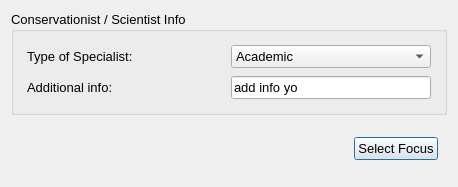
This is oom_cobi_loreto/Interview/consscience.ui in Ecotrust/openoceanmap-desktop as Qt 5 draws it before an edit. The edited form follows.
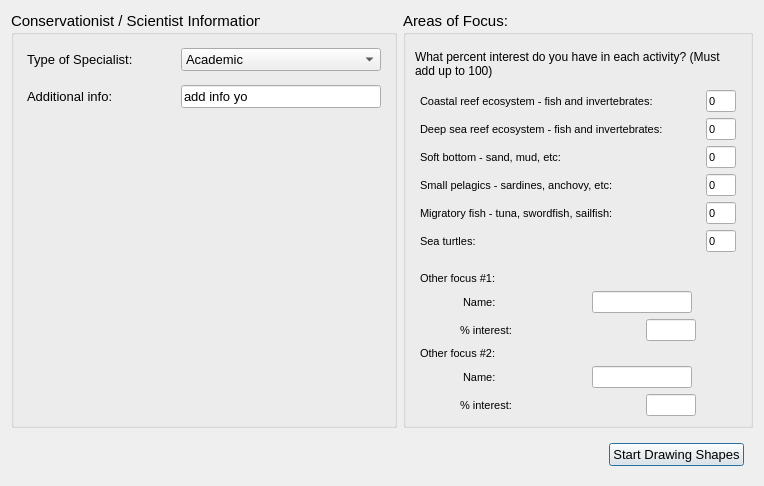
This is the edited form.

```diff
--- a/oom_cobi_loreto/Interview/consscience.ui
+++ b/oom_cobi_loreto/Interview/consscience.ui
@@ -6,30 +6,27 @@
    <rect>
     <x>0</x>
     <y>0</y>
-    <width>454</width>
-    <height>187</height>
+    <width>764</width>
+    <height>486</height>
    </rect>
   </property>
   <property name="windowTitle" >
    <string>OpenOceanMap - Interview</string>
   </property>
-  <layout class="QVBoxLayout" >
+  <layout class="QVBoxLayout" name="verticalLayout_5" >
    <item>
-    <layout class="QHBoxLayout" >
+    <layout class="QHBoxLayout" name="horizontalLayout" >
      <item>
       <widget class="QGroupBox" name="vessel_info" >
        <property name="font" >
         <font>
-         <pointsize>10</pointsize>
+         <pointsize>11</pointsize>
         </font>
        </property>
        <property name="title" >
-        <string>Conservationist / Scientist Info</string>
+        <string>Conservationist / Scientist Information</string>
        </property>
-       <layout class="QVBoxLayout" >
-        <property name="spacing" >
-         <number>0</number>
-        </property>
+       <layout class="QVBoxLayout" name="verticalLayout_2" >
         <item>
          <widget class="QWidget" native="1" name="home_port_5" >
           <property name="font" >
@@ -48,13 +45,13 @@
             <widget class="QLabel" name="employee_text" >
              <property name="minimumSize" >
               <size>
-               <width>200</width>
+               <width>150</width>
                <height>0</height>
               </size>
              </property>
              <property name="maximumSize" >
               <size>
-               <width>200</width>
+               <width>150</width>
                <height>16777215</height>
               </size>
              </property>
@@ -129,13 +126,13 @@
             <widget class="QLabel" name="add_info_text" >
              <property name="minimumSize" >
               <size>
-               <width>200</width>
+               <width>150</width>
                <height>0</height>
               </size>
              </property>
              <property name="maximumSize" >
               <size>
-               <width>200</width>
+               <width>150</width>
                <height>16777215</height>
               </size>
              </property>
@@ -182,6 +179,717 @@
           </layout>
          </widget>
         </item>
+        <item>
+         <spacer name="verticalSpacer_2" >
+          <property name="orientation" >
+           <enum>Qt::Vertical</enum>
+          </property>
+          <property name="sizeHint" stdset="0" >
+           <size>
+            <width>20</width>
+            <height>40</height>
+           </size>
+          </property>
+         </spacer>
+        </item>
+       </layout>
+      </widget>
+     </item>
+     <item>
+      <widget class="QGroupBox" name="groupBox" >
+       <property name="font" >
+        <font>
+         <pointsize>11</pointsize>
+        </font>
+       </property>
+       <property name="title" >
+        <string>Areas of Focus:</string>
+       </property>
+       <layout class="QVBoxLayout" name="verticalLayout" >
+        <item>
+         <widget class="QLabel" name="label" >
+          <property name="minimumSize" >
+           <size>
+            <width>0</width>
+            <height>40</height>
+           </size>
+          </property>
+          <property name="maximumSize" >
+           <size>
+            <width>16777215</width>
+            <height>40</height>
+           </size>
+          </property>
+          <property name="font" >
+           <font>
+            <pointsize>9</pointsize>
+           </font>
+          </property>
+          <property name="text" >
+           <string>What percent interest do you have in each activity? (Must add up to 100)</string>
+          </property>
+          <property name="wordWrap" >
+           <bool>true</bool>
+          </property>
+         </widget>
+        </item>
+        <item>
+         <layout class="QHBoxLayout" name="horizontalLayout_2" >
+          <item>
+           <spacer name="horizontalSpacer_2" >
+            <property name="orientation" >
+             <enum>Qt::Horizontal</enum>
+            </property>
+            <property name="sizeHint" stdset="0" >
+             <size>
+              <width>40</width>
+              <height>20</height>
+             </size>
+            </property>
+           </spacer>
+          </item>
+          <item>
+           <layout class="QVBoxLayout" name="verticalLayout_9" >
+            <item>
+             <layout class="QVBoxLayout" name="verticalLayout_10" >
+              <item>
+               <layout class="QHBoxLayout" name="_14" >
+                <item>
+                 <widget class="QLabel" name="label_12" >
+                  <property name="minimumSize" >
+                   <size>
+                    <width>280</width>
+                    <height>0</height>
+                   </size>
+                  </property>
+                  <property name="maximumSize" >
+                   <size>
+                    <width>280</width>
+                    <height>16777215</height>
+                   </size>
+                  </property>
+                  <property name="font" >
+                   <font>
+                    <pointsize>8</pointsize>
+                   </font>
+                  </property>
+                  <property name="text" >
+                   <string>Coastal reef ecosystem - fish and invertebrates:</string>
+                  </property>
+                 </widget>
+                </item>
+                <item>
+                 <widget class="QLineEdit" name="focus_coast_reef" >
+                  <property name="enabled" >
+                   <bool>true</bool>
+                  </property>
+                  <property name="minimumSize" >
+                   <size>
+                    <width>30</width>
+                    <height>0</height>
+                   </size>
+                  </property>
+                  <property name="maximumSize" >
+                   <size>
+                    <width>50</width>
+                    <height>16777215</height>
+                   </size>
+                  </property>
+                  <property name="font" >
+                   <font>
+                    <pointsize>8</pointsize>
+                   </font>
+                  </property>
+                  <property name="text" >
+                   <string>0</string>
+                  </property>
+                 </widget>
+                </item>
+               </layout>
+              </item>
+              <item>
+               <layout class="QHBoxLayout" name="_15" >
+                <item>
+                 <widget class="QLabel" name="label_13" >
+                  <property name="minimumSize" >
+                   <size>
+                    <width>280</width>
+                    <height>0</height>
+                   </size>
+                  </property>
+                  <property name="maximumSize" >
+                   <size>
+                    <width>280</width>
+                    <height>16777215</height>
+                   </size>
+                  </property>
+                  <property name="font" >
+                   <font>
+                    <pointsize>8</pointsize>
+                   </font>
+                  </property>
+                  <property name="text" >
+                   <string>Deep sea reef ecosystem - fish and invertebrates:</string>
+                  </property>
+                 </widget>
+                </item>
+                <item>
+                 <widget class="QLineEdit" name="focus_deep_reef" >
+                  <property name="enabled" >
+                   <bool>true</bool>
+                  </property>
+                  <property name="minimumSize" >
+                   <size>
+                    <width>30</width>
+                    <height>0</height>
+                   </size>
+                  </property>
+                  <property name="maximumSize" >
+                   <size>
+                    <width>50</width>
+                    <height>16777215</height>
+                   </size>
+                  </property>
+                  <property name="font" >
+                   <font>
+                    <pointsize>8</pointsize>
+                   </font>
+                  </property>
+                  <property name="text" >
+                   <string>0</string>
+                  </property>
+                 </widget>
+                </item>
+               </layout>
+              </item>
+              <item>
+               <layout class="QHBoxLayout" name="_16" >
+                <item>
+                 <widget class="QLabel" name="label_14" >
+                  <property name="minimumSize" >
+                   <size>
+                    <width>280</width>
+                    <height>0</height>
+                   </size>
+                  </property>
+                  <property name="maximumSize" >
+                   <size>
+                    <width>280</width>
+                    <height>16777215</height>
+                   </size>
+                  </property>
+                  <property name="font" >
+                   <font>
+                    <pointsize>8</pointsize>
+                   </font>
+                  </property>
+                  <property name="text" >
+                   <string>Soft bottom - sand, mud, etc:</string>
+                  </property>
+                 </widget>
+                </item>
+                <item>
+                 <widget class="QLineEdit" name="focus_soft" >
+                  <property name="enabled" >
+                   <bool>true</bool>
+                  </property>
+                  <property name="minimumSize" >
+                   <size>
+                    <width>30</width>
+                    <height>0</height>
+                   </size>
+                  </property>
+                  <property name="maximumSize" >
+                   <size>
+                    <width>50</width>
+                    <height>16777215</height>
+                   </size>
+                  </property>
+                  <property name="font" >
+                   <font>
+                    <pointsize>8</pointsize>
+                   </font>
+                  </property>
+                  <property name="text" >
+                   <string>0</string>
+                  </property>
+                 </widget>
+                </item>
+               </layout>
+              </item>
+              <item>
+               <layout class="QHBoxLayout" name="_17" >
+                <item>
+                 <widget class="QLabel" name="label_15" >
+                  <property name="minimumSize" >
+                   <size>
+                    <width>280</width>
+                    <height>0</height>
+                   </size>
+                  </property>
+                  <property name="maximumSize" >
+                   <size>
+                    <width>280</width>
+                    <height>16777215</height>
+                   </size>
+                  </property>
+                  <property name="font" >
+                   <font>
+                    <pointsize>8</pointsize>
+                   </font>
+                  </property>
+                  <property name="text" >
+                   <string>Small pelagics - sardines, anchovy, etc:</string>
+                  </property>
+                 </widget>
+                </item>
+                <item>
+                 <widget class="QLineEdit" name="focus_pelagic" >
+                  <property name="enabled" >
+                   <bool>true</bool>
+                  </property>
+                  <property name="minimumSize" >
+                   <size>
+                    <width>30</width>
+                    <height>0</height>
+                   </size>
+                  </property>
+                  <property name="maximumSize" >
+                   <size>
+                    <width>50</width>
+                    <height>16777215</height>
+                   </size>
+                  </property>
+                  <property name="font" >
+                   <font>
+                    <pointsize>8</pointsize>
+                   </font>
+                  </property>
+                  <property name="text" >
+                   <string>0</string>
+                  </property>
+                 </widget>
+                </item>
+               </layout>
+              </item>
+             </layout>
+            </item>
+            <item>
+             <layout class="QHBoxLayout" name="_18" >
+              <item>
+               <widget class="QLabel" name="focus_migratory" >
+                <property name="minimumSize" >
+                 <size>
+                  <width>280</width>
+                  <height>0</height>
+                 </size>
+                </property>
+                <property name="maximumSize" >
+                 <size>
+                  <width>280</width>
+                  <height>16777215</height>
+                 </size>
+                </property>
+                <property name="font" >
+                 <font>
+                  <pointsize>8</pointsize>
+                 </font>
+                </property>
+                <property name="text" >
+                 <string>Migratory fish - tuna, swordfish, sailfish:</string>
+                </property>
+               </widget>
+              </item>
+              <item>
+               <widget class="QLineEdit" name="focus_migratory_2" >
+                <property name="enabled" >
+                 <bool>true</bool>
+                </property>
+                <property name="minimumSize" >
+                 <size>
+                  <width>30</width>
+                  <height>0</height>
+                 </size>
+                </property>
+                <property name="maximumSize" >
+                 <size>
+                  <width>50</width>
+                  <height>16777215</height>
+                 </size>
+                </property>
+                <property name="font" >
+                 <font>
+                  <pointsize>8</pointsize>
+                 </font>
+                </property>
+                <property name="text" >
+                 <string>0</string>
+                </property>
+               </widget>
+              </item>
+             </layout>
+            </item>
+            <item>
+             <layout class="QHBoxLayout" name="_19" >
+              <item>
+               <widget class="QLabel" name="label_17" >
+                <property name="minimumSize" >
+                 <size>
+                  <width>280</width>
+                  <height>0</height>
+                 </size>
+                </property>
+                <property name="maximumSize" >
+                 <size>
+                  <width>280</width>
+                  <height>16777215</height>
+                 </size>
+                </property>
+                <property name="font" >
+                 <font>
+                  <pointsize>8</pointsize>
+                 </font>
+                </property>
+                <property name="text" >
+                 <string>Sea turtles:</string>
+                </property>
+               </widget>
+              </item>
+              <item>
+               <widget class="QLineEdit" name="focus_turtles" >
+                <property name="enabled" >
+                 <bool>true</bool>
+                </property>
+                <property name="minimumSize" >
+                 <size>
+                  <width>30</width>
+                  <height>0</height>
+                 </size>
+                </property>
+                <property name="maximumSize" >
+                 <size>
+                  <width>50</width>
+                  <height>16777215</height>
+                 </size>
+                </property>
+                <property name="font" >
+                 <font>
+                  <pointsize>8</pointsize>
+                 </font>
+                </property>
+                <property name="text" >
+                 <string>0</string>
+                </property>
+               </widget>
+              </item>
+             </layout>
+            </item>
+            <item>
+             <spacer name="verticalSpacer" >
+              <property name="orientation" >
+               <enum>Qt::Vertical</enum>
+              </property>
+              <property name="sizeHint" stdset="0" >
+               <size>
+                <width>20</width>
+                <height>5</height>
+               </size>
+              </property>
+             </spacer>
+            </item>
+            <item>
+             <layout class="QVBoxLayout" name="verticalLayout_3" >
+              <item>
+               <widget class="QLabel" name="label_21" >
+                <property name="minimumSize" >
+                 <size>
+                  <width>80</width>
+                  <height>0</height>
+                 </size>
+                </property>
+                <property name="maximumSize" >
+                 <size>
+                  <width>200</width>
+                  <height>16777215</height>
+                 </size>
+                </property>
+                <property name="font" >
+                 <font>
+                  <pointsize>8</pointsize>
+                 </font>
+                </property>
+                <property name="text" >
+                 <string>Other focus #1:</string>
+                </property>
+               </widget>
+              </item>
+              <item>
+               <layout class="QHBoxLayout" name="horizontalLayout_3" >
+                <item>
+                 <widget class="QLabel" name="label_23" >
+                  <property name="minimumSize" >
+                   <size>
+                    <width>80</width>
+                    <height>0</height>
+                   </size>
+                  </property>
+                  <property name="maximumSize" >
+                   <size>
+                    <width>80</width>
+                    <height>16777215</height>
+                   </size>
+                  </property>
+                  <property name="font" >
+                   <font>
+                    <pointsize>8</pointsize>
+                   </font>
+                  </property>
+                  <property name="text" >
+                   <string>Name:</string>
+                  </property>
+                 </widget>
+                </item>
+                <item>
+                 <widget class="QLineEdit" name="focus_other_1_name" >
+                  <property name="enabled" >
+                   <bool>true</bool>
+                  </property>
+                  <property name="minimumSize" >
+                   <size>
+                    <width>100</width>
+                    <height>0</height>
+                   </size>
+                  </property>
+                  <property name="maximumSize" >
+                   <size>
+                    <width>100</width>
+                    <height>16777215</height>
+                   </size>
+                  </property>
+                  <property name="font" >
+                   <font>
+                    <pointsize>8</pointsize>
+                   </font>
+                  </property>
+                  <property name="text" >
+                   <string/>
+                  </property>
+                 </widget>
+                </item>
+               </layout>
+              </item>
+              <item>
+               <layout class="QHBoxLayout" name="horizontalLayout_4" >
+                <item>
+                 <widget class="QLabel" name="label_22" >
+                  <property name="minimumSize" >
+                   <size>
+                    <width>140</width>
+                    <height>0</height>
+                   </size>
+                  </property>
+                  <property name="maximumSize" >
+                   <size>
+                    <width>80</width>
+                    <height>16777215</height>
+                   </size>
+                  </property>
+                  <property name="font" >
+                   <font>
+                    <pointsize>8</pointsize>
+                   </font>
+                  </property>
+                  <property name="text" >
+                   <string>% interest:</string>
+                  </property>
+                 </widget>
+                </item>
+                <item>
+                 <widget class="QLineEdit" name="focus_other_1_interest" >
+                  <property name="enabled" >
+                   <bool>true</bool>
+                  </property>
+                  <property name="minimumSize" >
+                   <size>
+                    <width>30</width>
+                    <height>0</height>
+                   </size>
+                  </property>
+                  <property name="maximumSize" >
+                   <size>
+                    <width>50</width>
+                    <height>16777215</height>
+                   </size>
+                  </property>
+                  <property name="font" >
+                   <font>
+                    <pointsize>8</pointsize>
+                   </font>
+                  </property>
+                  <property name="text" >
+                   <string/>
+                  </property>
+                 </widget>
+                </item>
+               </layout>
+              </item>
+             </layout>
+            </item>
+            <item>
+             <layout class="QVBoxLayout" name="verticalLayout_4" >
+              <item>
+               <widget class="QLabel" name="label_24" >
+                <property name="minimumSize" >
+                 <size>
+                  <width>80</width>
+                  <height>0</height>
+                 </size>
+                </property>
+                <property name="maximumSize" >
+                 <size>
+                  <width>200</width>
+                  <height>16777215</height>
+                 </size>
+                </property>
+                <property name="font" >
+                 <font>
+                  <pointsize>8</pointsize>
+                 </font>
+                </property>
+                <property name="text" >
+                 <string>Other focus #2:</string>
+                </property>
+               </widget>
+              </item>
+              <item>
+               <layout class="QHBoxLayout" name="horizontalLayout_5" >
+                <item>
+                 <widget class="QLabel" name="label_25" >
+                  <property name="minimumSize" >
+                   <size>
+                    <width>80</width>
+                    <height>0</height>
+                   </size>
+                  </property>
+                  <property name="maximumSize" >
+                   <size>
+                    <width>80</width>
+                    <height>16777215</height>
+                   </size>
+                  </property>
+                  <property name="font" >
+                   <font>
+                    <pointsize>8</pointsize>
+                   </font>
+                  </property>
+                  <property name="text" >
+                   <string>Name:</string>
+                  </property>
+                 </widget>
+                </item>
+                <item>
+                 <widget class="QLineEdit" name="focus_other_2_name" >
+                  <property name="enabled" >
+                   <bool>true</bool>
+                  </property>
+                  <property name="minimumSize" >
+                   <size>
+                    <width>100</width>
+                    <height>0</height>
+                   </size>
+                  </property>
+                  <property name="maximumSize" >
+                   <size>
+                    <width>100</width>
+                    <height>16777215</height>
+                   </size>
+                  </property>
+                  <property name="font" >
+                   <font>
+                    <pointsize>8</pointsize>
+                   </font>
+                  </property>
+                  <property name="text" >
+                   <string/>
+                  </property>
+                 </widget>
+                </item>
+               </layout>
+              </item>
+              <item>
+               <layout class="QHBoxLayout" name="horizontalLayout_6" >
+                <item>
+                 <widget class="QLabel" name="label_26" >
+                  <property name="minimumSize" >
+                   <size>
+                    <width>140</width>
+                    <height>0</height>
+                   </size>
+                  </property>
+                  <property name="maximumSize" >
+                   <size>
+                    <width>80</width>
+                    <height>16777215</height>
+                   </size>
+                  </property>
+                  <property name="font" >
+                   <font>
+                    <pointsize>8</pointsize>
+                   </font>
+                  </property>
+                  <property name="text" >
+                   <string>% interest:</string>
+                  </property>
+                 </widget>
+                </item>
+                <item>
+                 <widget class="QLineEdit" name="focus_other_2_interest" >
+                  <property name="enabled" >
+                   <bool>true</bool>
+                  </property>
+                  <property name="minimumSize" >
+                   <size>
+                    <width>30</width>
+                    <height>0</height>
+                   </size>
+                  </property>
+                  <property name="maximumSize" >
+                   <size>
+                    <width>50</width>
+                    <height>16777215</height>
+                   </size>
+                  </property>
+                  <property name="font" >
+                   <font>
+                    <pointsize>8</pointsize>
+                   </font>
+                  </property>
+                  <property name="text" >
+                   <string/>
+                  </property>
+                 </widget>
+                </item>
+               </layout>
+              </item>
+             </layout>
+            </item>
+           </layout>
+          </item>
+          <item>
+           <spacer name="horizontalSpacer" >
+            <property name="orientation" >
+             <enum>Qt::Horizontal</enum>
+            </property>
+            <property name="sizeHint" stdset="0" >
+             <size>
+              <width>40</width>
+              <height>20</height>
+             </size>
+            </property>
+           </spacer>
+          </item>
+         </layout>
+        </item>
        </layout>
       </widget>
      </item>
@@ -211,7 +919,7 @@
          </font>
         </property>
         <property name="text" >
-         <string>Select Focus</string>
+         <string>Start Drawing Shapes</string>
         </property>
        </widget>
       </item>
```
